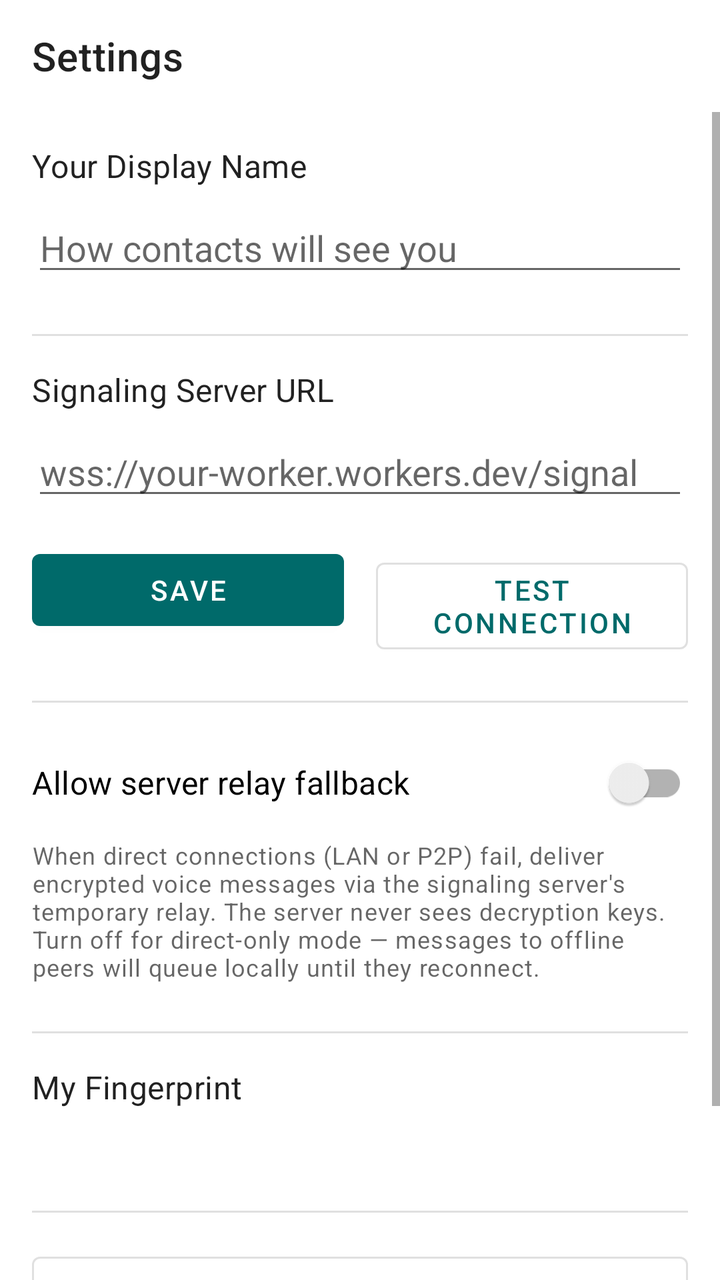
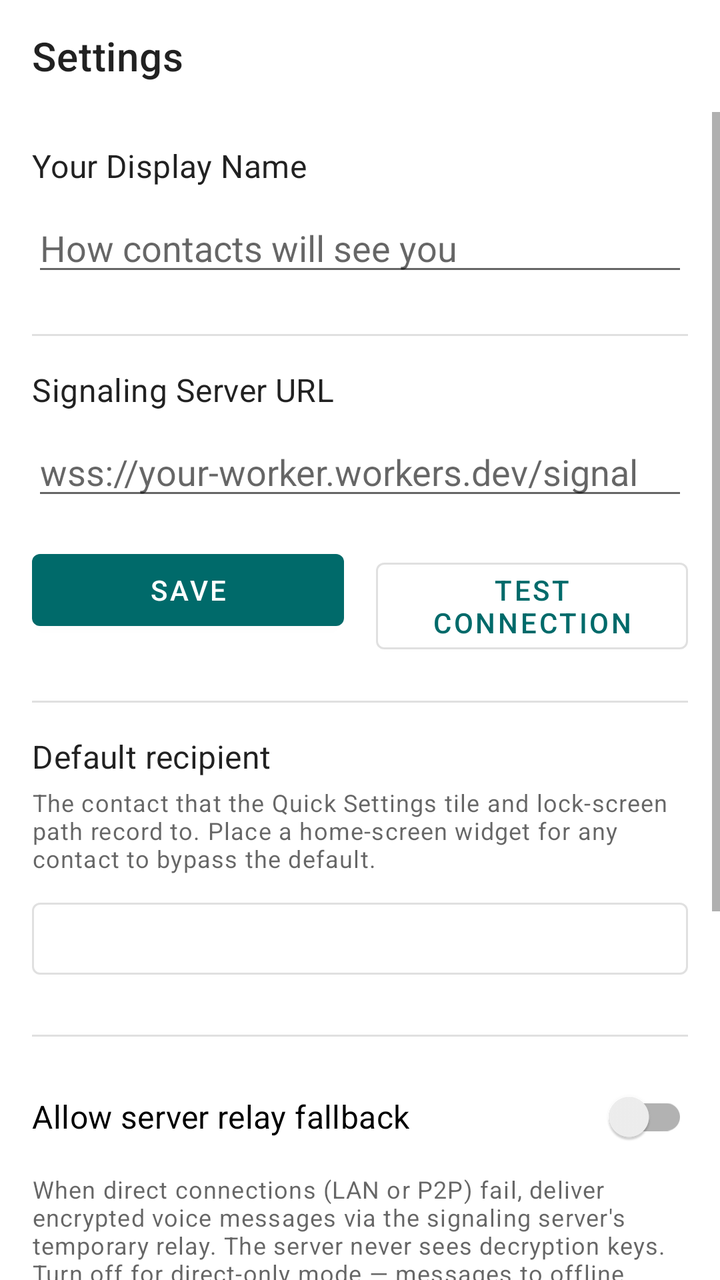

Screens rendered from an Android XML layout before and after an edit, with the pre-edit source and the edit as a unified diff.
<!-- AndroidManifest.xml: application theme Theme.VoiceDrop -->
<!-- res/layout/activity_settings.xml -->
<?xml version="1.0" encoding="utf-8"?>
<LinearLayout
    xmlns:android="http://schemas.android.com/apk/res/android"
    xmlns:app="http://schemas.android.com/apk/res-auto"
    android:layout_width="match_parent"
    android:layout_height="match_parent"
    android:orientation="vertical"
    android:fitsSystemWindows="true">

    <androidx.appcompat.widget.Toolbar
        android:id="@+id/toolbar"
        android:layout_width="match_parent"
        android:layout_height="?attr/actionBarSize"
        app:title="@string/settings"/>

    <ScrollView
        android:layout_width="match_parent"
        android:layout_height="0dp"
        android:layout_weight="1">

        <LinearLayout
            android:layout_width="match_parent"
            android:layout_height="wrap_content"
            android:orientation="vertical"
            android:padding="16dp">

            
            <TextView
                android:layout_width="wrap_content"
                android:layout_height="wrap_content"
                android:text="@string/display_name_label"
                android:textAppearance="?attr/textAppearanceSubtitle1"/>

            <EditText
                android:id="@+id/edit_display_name"
                android:layout_width="match_parent"
                android:layout_height="wrap_content"
                android:layout_marginTop="8dp"
                android:hint="@string/display_name_hint"
                android:inputType="textPersonName"
                android:singleLine="true"/>

            <View
                android:layout_width="match_parent"
                android:layout_height="1dp"
                android:layout_marginTop="24dp"
                android:layout_marginBottom="16dp"
                android:background="@color/color_divider"/>

            
            <TextView
                android:layout_width="wrap_content"
                android:layout_height="wrap_content"
                android:text="@string/signaling_server_url"
                android:textAppearance="?attr/textAppearanceSubtitle1"/>

            <EditText
                android:id="@+id/edit_signaling_url"
                android:layout_width="match_parent"
                android:layout_height="wrap_content"
                android:layout_marginTop="8dp"
                android:hint="@string/signaling_url_hint"
                android:inputType="textUri"
                android:singleLine="true"/>

            <LinearLayout
                android:layout_width="match_parent"
                android:layout_height="wrap_content"
                android:layout_marginTop="16dp"
                android:orientation="horizontal">

                <Button
                    android:id="@+id/button_save_url"
                    android:layout_width="0dp"
                    android:layout_height="wrap_content"
                    android:layout_weight="1"
                    android:layout_marginEnd="8dp"
                    android:text="@string/save"/>

                <Button
                    android:id="@+id/button_test_connection"
                    android:layout_width="0dp"
                    android:layout_height="wrap_content"
                    android:layout_weight="1"
                    android:layout_marginStart="8dp"
                    style="?attr/materialButtonOutlinedStyle"
                    android:text="@string/test_connection"/>

            </LinearLayout>

            <View
                android:layout_width="match_parent"
                android:layout_height="1dp"
                android:layout_marginTop="24dp"
                android:layout_marginBottom="16dp"
                android:background="@color/color_divider"/>

            
            <androidx.appcompat.widget.SwitchCompat
                android:id="@+id/switch_relay_fallback"
                android:layout_width="match_parent"
                android:layout_height="wrap_content"
                android:text="@string/relay_fallback_label"
                android:textAppearance="?attr/textAppearanceSubtitle1"/>

            <TextView
                android:layout_width="match_parent"
                android:layout_height="wrap_content"
                android:layout_marginTop="4dp"
                android:text="@string/relay_fallback_description"
                android:textAppearance="?attr/textAppearanceCaption"/>

            <View
                android:layout_width="match_parent"
                android:layout_height="1dp"
                android:layout_marginTop="24dp"
                android:layout_marginBottom="16dp"
                android:background="@color/color_divider"/>

            
            <TextView
                android:layout_width="wrap_content"
                android:layout_height="wrap_content"
                android:text="@string/my_fingerprint_label"
                android:textAppearance="?attr/textAppearanceSubtitle1"/>

            <TextView
                android:id="@+id/text_my_fingerprint"
                android:layout_width="wrap_content"
                android:layout_height="wrap_content"
                android:layout_marginTop="8dp"
                android:fontFamily="monospace"
                android:textAppearance="?attr/textAppearanceBody2"
                android:textIsSelectable="true"/>

            <View
                android:layout_width="match_parent"
                android:layout_height="1dp"
                android:layout_marginTop="24dp"
                android:layout_marginBottom="16dp"
                android:background="@color/color_divider"/>

            <Button
                android:id="@+id/button_privacy_policy"
                android:layout_width="match_parent"
                android:layout_height="wrap_content"
                style="?attr/materialButtonOutlinedStyle"
                android:text="@string/privacy_policy"/>

            <Button
                android:id="@+id/button_open_source_licenses"
                android:layout_width="match_parent"
                android:layout_height="wrap_content"
                android:layout_marginTop="8dp"
                style="?attr/materialButtonOutlinedStyle"
                android:text="@string/open_source_licenses"/>

        </LinearLayout>
    </ScrollView>

</LinearLayout>
<!-- resources referenced by this layout -->
<resources>
  <color name="color_divider">#1F000000</color>
  <string name="display_name_hint">How contacts will see you</string>
  <string name="display_name_label">Your Display Name</string>
  <string name="my_fingerprint_label">My Fingerprint</string>
  <string name="open_source_licenses">Open Source Licenses</string>
  <string name="privacy_policy">Privacy Policy</string>
  <string name="relay_fallback_description">When direct connections (LAN or P2P) fail, deliver encrypted voice messages via the signaling server\'s temporary relay. The server never sees decryption keys. Turn off for direct-only mode — messages to offline peers will queue locally until they reconnect.</string>
  <string name="relay_fallback_label">Allow server relay fallback</string>
  <string name="save">Save</string>
  <string name="settings">Settings</string>
  <string name="signaling_server_url">Signaling Server URL</string>
  <string name="signaling_url_hint">wss://your-worker.workers.dev/signal</string>
  <string name="test_connection">Test Connection</string>
  <style name="Theme.VoiceDrop" parent="Theme.MaterialComponents.DayNight.NoActionBar">
          <item name="colorPrimary">@color/teal_500</item>
          <item name="colorPrimaryVariant">@color/teal_900</item>
          <item name="colorOnPrimary">@color/white</item>
          <item name="colorSecondary">@color/teal_200</item>
          <item name="colorSecondaryVariant">@color/teal_700</item>
          <item name="colorOnSecondary">@color/black</item>
          <item name="android:statusBarColor">?attr/colorPrimaryVariant</item>
          <item name="android:windowOptOutEdgeToEdgeEnforcement" tools:targetApi="35">true</item>
      </style>
  <color name="teal_500">#FF006A6A</color>
  <color name="teal_900">#FF003D3D</color>
  <color name="white">#FFFFFFFF</color>
  <color name="teal_200">#FF03DAC5</color>
  <color name="teal_700">#FF018786</color>
  <color name="black">#FF000000</color>
</resources>

<!-- the commit's change to res/layout/activity_settings.xml (unified diff, before → after) -->
@@ -96,6 +96,34 @@
                 android:background="@color/color_divider"/>
 
             
+            <TextView
+                android:layout_width="wrap_content"
+                android:layout_height="wrap_content"
+                android:text="@string/default_recipient_label"
+                android:textAppearance="?attr/textAppearanceSubtitle1"/>
+
+            <TextView
+                android:layout_width="match_parent"
+                android:layout_height="wrap_content"
+                android:layout_marginTop="4dp"
+                android:text="@string/default_recipient_description"
+                android:textAppearance="?attr/textAppearanceCaption"/>
+
+            <Button
+                android:id="@+id/button_default_recipient"
+                android:layout_width="match_parent"
+                android:layout_height="wrap_content"
+                android:layout_marginTop="8dp"
+                style="?attr/materialButtonOutlinedStyle"/>
+
+            <View
+                android:layout_width="match_parent"
+                android:layout_height="1dp"
+                android:layout_marginTop="24dp"
+                android:layout_marginBottom="16dp"
+                android:background="@color/color_divider"/>
+
+            
             <androidx.appcompat.widget.SwitchCompat
                 android:id="@+id/switch_relay_fallback"
                 android:layout_width="match_parent"
<!-- resource entries referenced after the edit -->
@@ -1,6 +1,8 @@
 <!-- resources referenced by this layout -->
 <resources>
   <color name="color_divider">#1F000000</color>
+  <string name="default_recipient_description">The contact that the Quick Settings tile and lock-screen path record to. Place a home-screen widget for any contact to bypass the default.</string>
+  <string name="default_recipient_label">Default recipient</string>
   <string name="display_name_hint">How contacts will see you</string>
   <string name="display_name_label">Your Display Name</string>
   <string name="my_fingerprint_label">My Fingerprint</string>
